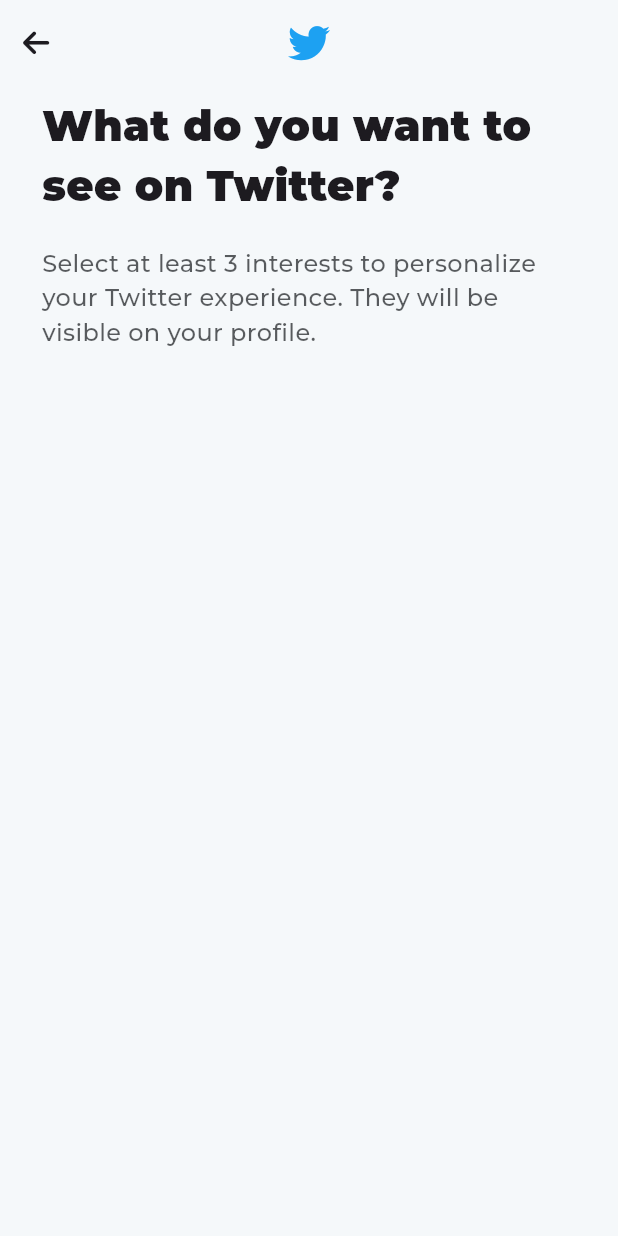
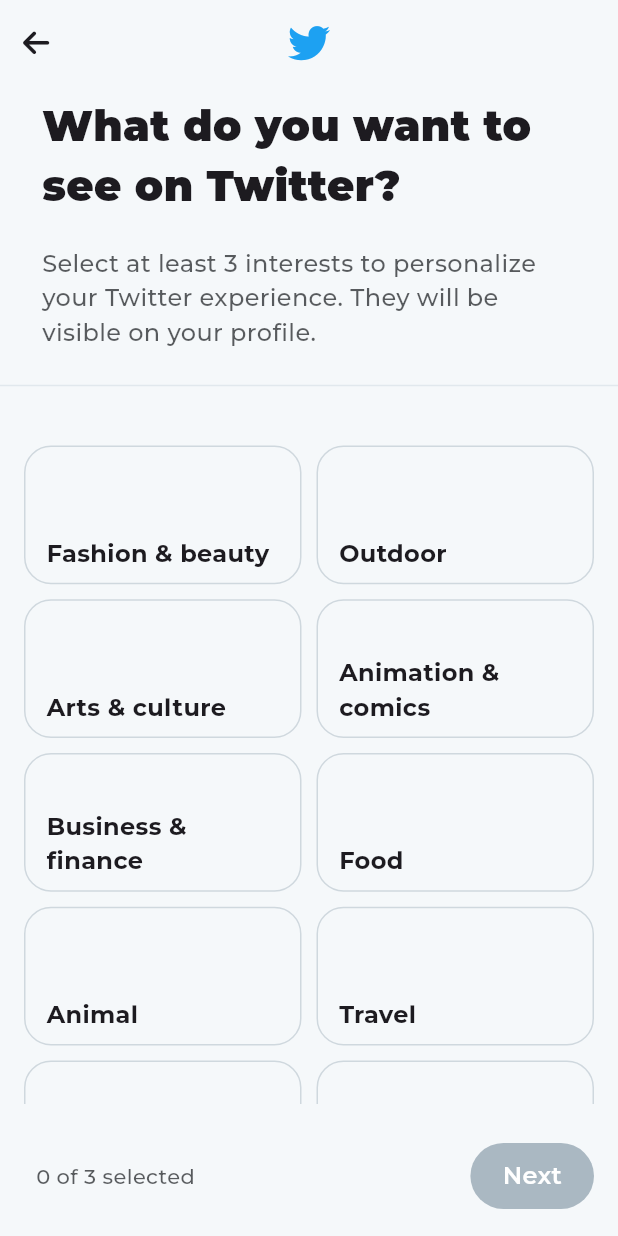
Before and after one commit to hnaa0/flutter_challenge, a Flutter app: the InterestsScreen screen opened directly, on a phone screen of 412 x 824 dp. Run offline on Flutter 3.47's test engine with Material 3 defaults, Android fonts, the phone set to English and light mode, and no system bars; our stand-ins replace flex_color_scheme, font_awesome_flutter, google_fonts, pinput, shared_preferences; accounts and stored records are empty; project files that could hold a hidden picture were left out.

Commit message:
Add Interests screen

```diff
--- a/assignment_11/lib/features/auth/confirmation_code_screen.dart
+++ b/assignment_11/lib/features/auth/confirmation_code_screen.dart
@@ -25,6 +25,7 @@ class _ConfirmationCodeScreenState extends State<ConfirmationCodeScreen> {
   final FocusNode _focusNode = FocusNode();
 
   bool _isPinValid() {
+    // return false;
     return _pinController.length == 6 ? true : false;
   }
 
--- a/assignment_11/lib/features/auth/interests_screen.dart
+++ b/assignment_11/lib/features/auth/interests_screen.dart
@@ -1,30 +1,165 @@
+import 'package:assignment_11/constants/colors.dart';
+import 'package:assignment_11/constants/gaps.dart';
 import 'package:assignment_11/constants/sizes.dart';
 import 'package:assignment_11/features/auth/widgets/app_bar.dart';
+import 'package:assignment_11/features/auth/widgets/interest_card.dart';
 import 'package:assignment_11/features/auth/widgets/main_sub_text_pack.dart';
-
 import 'package:flutter/material.dart';
 
-class InterestsScreen extends StatelessWidget {
+class InterestsScreen extends StatefulWidget {
   const InterestsScreen({super.key});
+
+  static List<String> interestList = [
+    "Fashion & beauty",
+    "Outdoor",
+    "Arts & culture",
+    "Animation & comics",
+    "Business & finance",
+    "Food",
+    "Animal",
+    "Travel",
+    "Entertainment",
+    "Music",
+    "Gaming",
+    "Politics"
+  ];
+
+  @override
+  State<InterestsScreen> createState() => _InterestsScreenState();
+}
+
+class _InterestsScreenState extends State<InterestsScreen> {
+  final List<String> _selectedItemList = [];
+  final List<bool> _isSelectedList =
+      List.filled(InterestsScreen.interestList.length, false);
+
+  void onInterestTap({required String item, required int index}) {
+    setState(() {
+      if (!_selectedItemList.contains(item)) {
+        _selectedItemList.add(item);
+      } else {
+        _selectedItemList.remove(item);
+      }
+
+      _isSelectedList[index] = !_isSelectedList[index];
+    });
+  }
+
+  void _onNextTap() {
+    if (_selectedItemList.length < 3) return;
+  }
 
   @override
   Widget build(BuildContext context) {
-    return const Scaffold(
-      appBar: AppBarWidget(
+    return Scaffold(
+      appBar: const AppBarWidget(
         leadingType: LeadingType.back,
       ),
       body: SafeArea(
         child: Padding(
-          padding: EdgeInsets.symmetric(
+          padding: const EdgeInsets.symmetric(
             vertical: Sizes.size8,
-            horizontal: Sizes.size28,
+            // horizontal: Sizes.size28,
           ),
           child: Column(
             children: [
-              MainSubTextPack(
-                main: "What do you want to see on Twitter?",
-                sub:
-                    "Select at least 3 interests to personalize your Twitter experience. They will be visible on your profile.",
+              const Padding(
+                padding: EdgeInsets.symmetric(
+                  horizontal: Sizes.size28,
+                ),
+                child: MainSubTextPack(
+                  main: "What do you want to see on Twitter?",
+                  sub:
+                      "Select at least 3 interests to personalize your Twitter experience. They will be visible on your profile.",
+                ),
+              ),
+              Gaps.v16,
+              const Divider(
+                thickness: 1,
+                color: Color(
+                  ThemeColors.extraLightGray,
+                ),
+              ),
+              Expanded(
+                child: GridView.builder(
+                  padding: const EdgeInsets.symmetric(
+                    vertical: Sizes.size32,
+                    horizontal: Sizes.size16,
+                  ),
+                  itemCount: InterestsScreen.interestList.length,
+                  gridDelegate: const SliverGridDelegateWithFixedCrossAxisCount(
+                    crossAxisCount: 2,
+                    mainAxisSpacing: Sizes.size10,
+                    crossAxisSpacing: Sizes.size10,
+                    childAspectRatio: 2 / 1,
+                  ),
+                  itemBuilder: (context, index) => Column(
+                    children: [
+                      AspectRatio(
+                        aspectRatio: 2 / 1,
+                        child: GestureDetector(
+                          onTap: () => onInterestTap(
+                            item: InterestsScreen.interestList[index],
+                            index: index,
+                          ),
+                          child: InterestCard(
+                            isSelected: _isSelectedList[index],
+                            text: InterestsScreen.interestList[index],
+                          ),
+                        ),
+                      )
+                    ],
+                  ),
+                ),
+              ),
+            ],
+          ),
+        ),
+      ),
+      bottomNavigationBar: BottomAppBar(
+        height: 80,
+        color: const Color(ThemeColors.extraExtraLightGray),
+        elevation: 0,
+        child: GestureDetector(
+          onTap: _onNextTap,
+          child: Row(
+            // mainAxisAlignment: MainAxisAlignment.spaceBetween,
+            children: [
+              Gaps.h8,
+              Text(
+                _selectedItemList.length < 3
+                    ? "${_selectedItemList.length} of 3 selected"
+                    : "Great work🥳",
+                style: TextStyle(
+                  color: const Color(ThemeColors.black).withOpacity(0.7),
+                ),
+              ),
+              const Spacer(),
+              Padding(
+                padding: const EdgeInsets.symmetric(vertical: Sizes.size6),
+                child: AnimatedContainer(
+                  duration: const Duration(milliseconds: 150),
+                  alignment: Alignment.center,
+                  width: MediaQuery.of(context).size.width * 0.2,
+                  padding: const EdgeInsets.symmetric(
+                      // vertical: Sizes.size16,
+                      // horizontal: Sizes.size28,
+                      ),
+                  decoration: BoxDecoration(
+                    color: _selectedItemList.length > 2
+                        ? const Color(ThemeColors.black)
+                        : const Color(ThemeColors.lightGray),
+                    borderRadius: BorderRadius.circular(Sizes.size28),
+                  ),
+                  child: const Text(
+                    "Next",
+                    style: TextStyle(
+                      color: Colors.white,
+                      fontWeight: FontWeight.w600,
+                      fontSize: Sizes.size16,
+                    ),
+                  ),
+                ),
               ),
             ],
           ),
--- /dev/null
+++ b/assignment_11/lib/features/auth/widgets/interest_card.dart
@@ -0,0 +1,69 @@
+import 'package:assignment_11/constants/colors.dart';
+import 'package:assignment_11/constants/sizes.dart';
+import 'package:flutter/material.dart';
+import 'package:font_awesome_flutter/font_awesome_flutter.dart';
+
+class InterestCard extends StatelessWidget {
+  const InterestCard({
+    super.key,
+    required this.text,
+    required this.isSelected,
+  });
+
+  final String text;
+  final bool isSelected;
+
+  @override
+  Widget build(BuildContext context) {
+    return Stack(
+      children: [
+        AnimatedContainer(
+          duration: const Duration(milliseconds: 100),
+          alignment: Alignment.bottomLeft,
+          padding: const EdgeInsets.symmetric(
+            vertical: Sizes.size8,
+            horizontal: Sizes.size14,
+          ),
+          decoration: BoxDecoration(
+            color: isSelected ? const Color(ThemeColors.twitterBlue) : null,
+            borderRadius: BorderRadius.circular(
+              Sizes.size18,
+            ),
+            border: Border.all(
+              color: const Color(ThemeColors.lightGray).withOpacity(0.5),
+            ),
+          ),
+          child: Text(
+            text,
+            style: TextStyle(
+              fontWeight: FontWeight.w700,
+              fontSize: Sizes.size16,
+              color: isSelected ? Colors.white : null,
+            ),
+          ),
+        ),
+        isSelected
+            ? Positioned(
+                top: Sizes.size12,
+                right: Sizes.size12,
+                child: Container(
+                  width: Sizes.size18,
+                  height: Sizes.size18,
+                  decoration: BoxDecoration(
+                    color: Colors.white,
+                    borderRadius: BorderRadius.circular(
+                      Sizes.size20,
+                    ),
+                  ),
+                  child: const Icon(
+                    FontAwesomeIcons.check,
+                    size: Sizes.size10,
+                    color: Color(ThemeColors.twitterBlue),
+                  ),
+                ),
+              )
+            : const SizedBox.shrink(),
+      ],
+    );
+  }
+}
--- a/assignment_11/pubspec.yaml
+++ b/assignment_11/pubspec.yaml
@@ -38,7 +38,7 @@ dependencies:
 
   font_awesome_flutter: ^10.7.0
 
-  pinput: ^4.0.0
+  pinput: ^5.0.0
 
 dev_dependencies:
   flutter_test:
```
Also changed, not shown: assignment_11/pubspec.lock, 5 other files.
